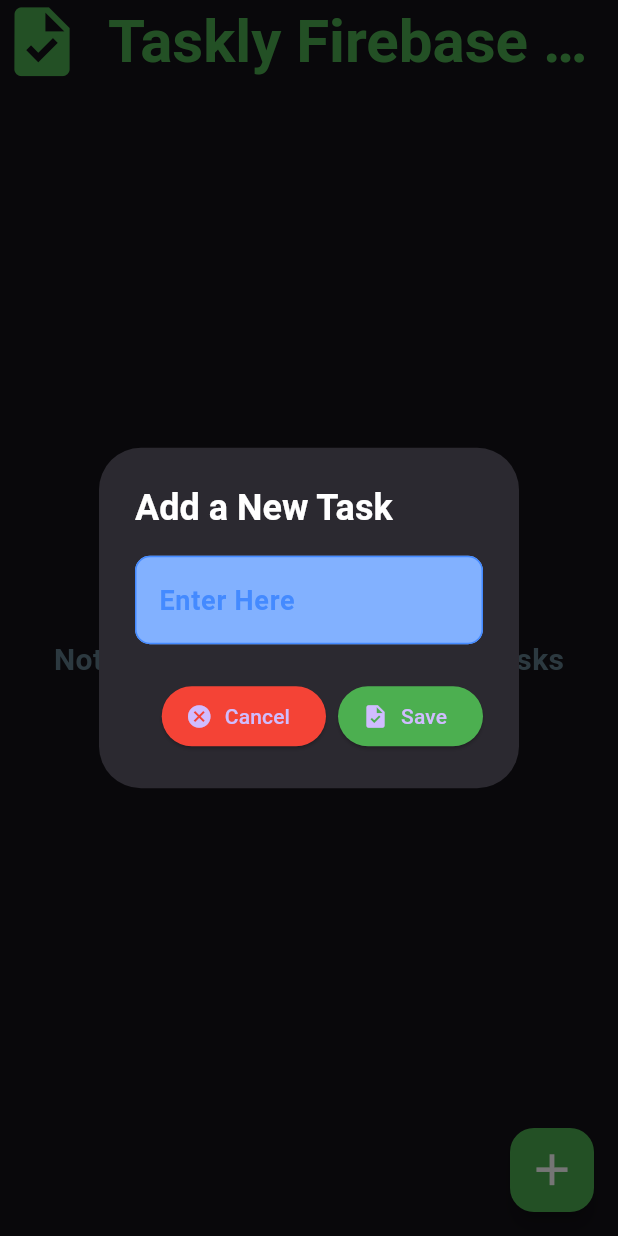
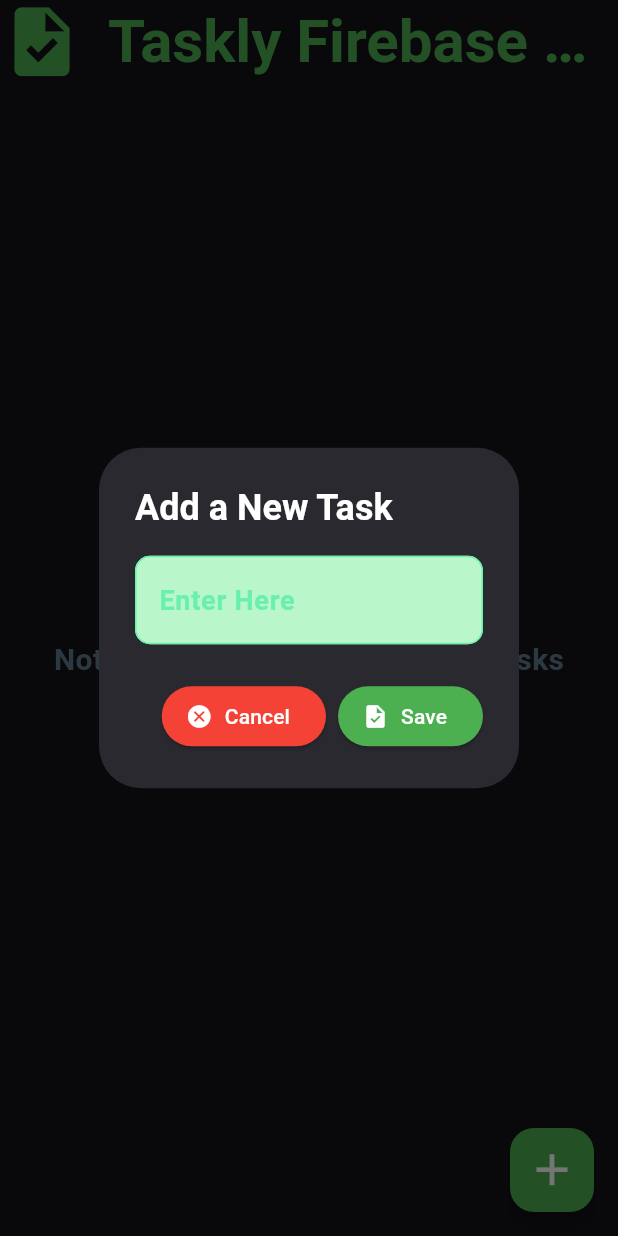
Before and after one commit to PAIshanMadusha/taskly-firebase-app, a Flutter app: the screen it shows after launch, after a tap on the "add" icon, on a phone screen of 412 x 824 dp. Run offline on Flutter 3.47's test engine with Material 3 defaults, Android fonts, the phone set to English and light mode, and no system bars; our stand-ins replace cloud_firestore, firebase_core; accounts and stored records are empty.

Commit message:
Update Generated ID with Task & Delete Function

```diff
--- a/lib/pages/home_page.dart
+++ b/lib/pages/home_page.dart
@@ -36,21 +36,21 @@
             style: TextStyle(color: Colors.black87),
             controller: _taskController,
             decoration: InputDecoration(
-              fillColor: Colors.blueAccent.shade100,
+              fillColor: Colors.greenAccent.shade100,
               filled: true,
               hintText: "Enter Here",
               hintStyle: TextStyle(
                 fontSize: 18,
                 fontWeight: FontWeight.bold,
-                color: Colors.blueAccent.shade200,
+                color: Colors.greenAccent.shade200,
               ),
               enabledBorder: OutlineInputBorder(
                 borderRadius: BorderRadius.circular(10),
-                borderSide: BorderSide(color: Colors.blueAccent, width: 1),
+                borderSide: BorderSide(color: Colors.greenAccent, width: 1),
               ),
               focusedBorder: OutlineInputBorder(
                 borderRadius: BorderRadius.circular(18),
-                borderSide: BorderSide(color: Colors.blueAccent, width: 2),
+                borderSide: BorderSide(color: Colors.greenAccent, width: 2),
               ),
             ),
           ),
@@ -62,8 +62,8 @@
               onPressed: () {
                 Navigator.of(context).pop();
               },
-              label: Text("Cancel"),
-              icon: Icon(Icons.cancel),
+              label: Text("Cancel", style: TextStyle(color: Colors.white)),
+              icon: Icon(Icons.cancel, color: Colors.white),
             ),
             ElevatedButton.icon(
               style: ButtonStyle(
@@ -75,8 +75,8 @@
                 // ignore: use_build_context_synchronously
                 Navigator.of(context).pop();
               },
-              label: Text("Save"),
-              icon: Icon(Icons.task),
+              label: Text("Save", style: TextStyle(color: Colors.white)),
+              icon: Icon(Icons.task, color: Colors.white),
             ),
           ],
         );
@@ -88,7 +88,7 @@
   Widget build(BuildContext context) {
     return Scaffold(
       appBar: AppBar(
-        leading: Icon(Icons.task, size: 55, color: Colors.green,),
+        leading: Icon(Icons.task, size: 55, color: Colors.green),
         title: Text(
           "Taskly Firebase App",
           style: TextStyle(
@@ -139,7 +139,10 @@
                     decoration: BoxDecoration(
                       borderRadius: BorderRadius.circular(10),
                       gradient: LinearGradient(
-                        colors: [const Color.fromARGB(255, 180, 255, 170), const Color.fromARGB(255, 251, 255, 188)],
+                        colors: [
+                          const Color.fromARGB(255, 180, 255, 170),
+                          const Color.fromARGB(255, 251, 255, 188),
+                        ],
                         begin: Alignment.centerLeft,
                         end: Alignment.centerRight,
                       ),
@@ -156,9 +159,7 @@
                       subtitle: Column(
                         crossAxisAlignment: CrossAxisAlignment.start,
                         children: [
-                          SizedBox(
-                            height: 5,
-                          ),
+                          SizedBox(height: 5),
                           Text(
                             "Created: ${task.createdAt}",
                             style: TextStyle(fontSize: 18, color: Colors.blue),
@@ -170,7 +171,9 @@
                         ],
                       ),
                       trailing: IconButton(
-                        onPressed: () {},
+                        onPressed: () async {
+                          TaskService().deleteTask(task.id);
+                        },
                         icon: Icon(Icons.delete, size: 40, color: Colors.red),
                       ),
                     ),
```
Also changed, not shown: lib/services/task_service.dart (+16 -3 lines).
